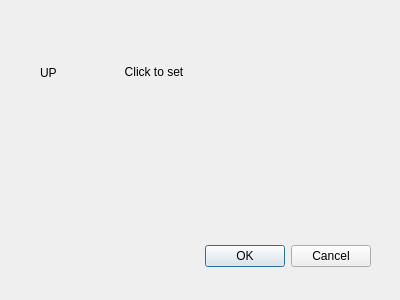
Old version of the form mapbuttondialog.ui in the repository Skarsnik/Button-Mash.
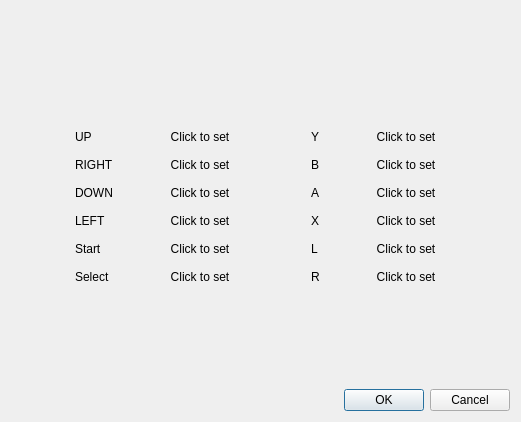
New version of the form. Icons and pictures are not drawn.

The edit to the form file:
```diff
--- a/mapbuttondialog.ui
+++ b/mapbuttondialog.ui
@@ -6,58 +6,595 @@
    <rect>
     <x>0</x>
     <y>0</y>
-    <width>400</width>
-    <height>300</height>
+    <width>521</width>
+    <height>422</height>
    </rect>
   </property>
   <property name="windowTitle">
    <string>Dialog</string>
   </property>
-  <widget class="QDialogButtonBox" name="buttonBox">
-   <property name="geometry">
-    <rect>
-     <x>30</x>
-     <y>240</y>
-     <width>341</width>
-     <height>32</height>
-    </rect>
-   </property>
-   <property name="orientation">
-    <enum>Qt::Horizontal</enum>
-   </property>
-   <property name="standardButtons">
-    <set>QDialogButtonBox::Cancel|QDialogButtonBox::Ok</set>
-   </property>
-  </widget>
-  <widget class="QWidget" name="">
-   <property name="geometry">
-    <rect>
-     <x>40</x>
-     <y>60</y>
-     <width>154</width>
-     <height>25</height>
-    </rect>
-   </property>
-   <layout class="QHBoxLayout" name="horizontalLayout">
-    <item>
-     <widget class="QLabel" name="label">
-      <property name="text">
-       <string>UP</string>
-      </property>
-     </widget>
-    </item>
-    <item>
-     <widget class="QPushButton" name="upButton">
-      <property name="text">
-       <string>Click to set</string>
-      </property>
-      <property name="flat">
-       <bool>true</bool>
-      </property>
-     </widget>
-    </item>
-   </layout>
-  </widget>
+  <layout class="QVBoxLayout" name="verticalLayout_3">
+   <item>
+    <widget class="QLabel" name="label_13">
+     <property name="text">
+      <string/>
+     </property>
+     <property name="pixmap">
+      <pixmap resource="ressources.qrc">:/img/Skins/Default/snes.png</pixmap>
+     </property>
+     <property name="alignment">
+      <set>Qt::AlignCenter</set>
+     </property>
+    </widget>
+   </item>
+   <item>
+    <spacer name="verticalSpacer_2">
+     <property name="orientation">
+      <enum>Qt::Vertical</enum>
+     </property>
+     <property name="sizeHint" stdset="0">
+      <size>
+       <width>20</width>
+       <height>40</height>
+      </size>
+     </property>
+    </spacer>
+   </item>
+   <item>
+    <layout class="QHBoxLayout" name="horizontalLayout_13">
+     <item>
+      <spacer name="horizontalSpacer_14">
+       <property name="orientation">
+        <enum>Qt::Horizontal</enum>
+       </property>
+       <property name="sizeHint" stdset="0">
+        <size>
+         <width>40</width>
+         <height>20</height>
+        </size>
+       </property>
+      </spacer>
+     </item>
+     <item>
+      <layout class="QVBoxLayout" name="verticalLayout_2">
+       <item>
+        <layout class="QHBoxLayout" name="horizontalLayout">
+         <item>
+          <widget class="QLabel" name="label">
+           <property name="text">
+            <string>UP</string>
+           </property>
+          </widget>
+         </item>
+         <item>
+          <spacer name="horizontalSpacer_7">
+           <property name="orientation">
+            <enum>Qt::Horizontal</enum>
+           </property>
+           <property name="sizeHint" stdset="0">
+            <size>
+             <width>40</width>
+             <height>20</height>
+            </size>
+           </property>
+          </spacer>
+         </item>
+         <item>
+          <widget class="QPushButton" name="upButton">
+           <property name="text">
+            <string>Click to set</string>
+           </property>
+           <property name="checkable">
+            <bool>false</bool>
+           </property>
+           <property name="flat">
+            <bool>true</bool>
+           </property>
+           <attribute name="buttonGroup">
+            <string notr="true">mappingButtonGroup</string>
+           </attribute>
+          </widget>
+         </item>
+        </layout>
+       </item>
+       <item>
+        <layout class="QHBoxLayout" name="horizontalLayout_2">
+         <item>
+          <widget class="QLabel" name="label_2">
+           <property name="text">
+            <string>RIGHT</string>
+           </property>
+          </widget>
+         </item>
+         <item>
+          <spacer name="horizontalSpacer_8">
+           <property name="orientation">
+            <enum>Qt::Horizontal</enum>
+           </property>
+           <property name="sizeHint" stdset="0">
+            <size>
+             <width>40</width>
+             <height>20</height>
+            </size>
+           </property>
+          </spacer>
+         </item>
+         <item>
+          <widget class="QPushButton" name="rightButton">
+           <property name="text">
+            <string>Click to set</string>
+           </property>
+           <property name="checkable">
+            <bool>false</bool>
+           </property>
+           <property name="flat">
+            <bool>true</bool>
+           </property>
+           <attribute name="buttonGroup">
+            <string notr="true">mappingButtonGroup</string>
+           </attribute>
+          </widget>
+         </item>
+        </layout>
+       </item>
+       <item>
+        <layout class="QHBoxLayout" name="horizontalLayout_3">
+         <item>
+          <widget class="QLabel" name="label_3">
+           <property name="text">
+            <string>DOWN</string>
+           </property>
+          </widget>
+         </item>
+         <item>
+          <spacer name="horizontalSpacer_9">
+           <property name="orientation">
+            <enum>Qt::Horizontal</enum>
+           </property>
+           <property name="sizeHint" stdset="0">
+            <size>
+             <width>40</width>
+             <height>20</height>
+            </size>
+           </property>
+          </spacer>
+         </item>
+         <item>
+          <widget class="QPushButton" name="downButton">
+           <property name="text">
+            <string>Click to set</string>
+           </property>
+           <property name="checkable">
+            <bool>false</bool>
+           </property>
+           <property name="flat">
+            <bool>true</bool>
+           </property>
+           <attribute name="buttonGroup">
+            <string notr="true">mappingButtonGroup</string>
+           </attribute>
+          </widget>
+         </item>
+        </layout>
+       </item>
+       <item>
+        <layout class="QHBoxLayout" name="horizontalLayout_4">
+         <item>
+          <widget class="QLabel" name="label_4">
+           <property name="text">
+            <string>LEFT</string>
+           </property>
+          </widget>
+         </item>
+         <item>
+          <spacer name="horizontalSpacer_10">
+           <property name="orientation">
+            <enum>Qt::Horizontal</enum>
+           </property>
+           <property name="sizeHint" stdset="0">
+            <size>
+             <width>40</width>
+             <height>20</height>
+            </size>
+           </property>
+          </spacer>
+         </item>
+         <item>
+          <widget class="QPushButton" name="leftButton">
+           <property name="text">
+            <string>Click to set</string>
+           </property>
+           <property name="checkable">
+            <bool>false</bool>
+           </property>
+           <property name="flat">
+            <bool>true</bool>
+           </property>
+           <attribute name="buttonGroup">
+            <string notr="true">mappingButtonGroup</string>
+           </attribute>
+          </widget>
+         </item>
+        </layout>
+       </item>
+       <item>
+        <layout class="QHBoxLayout" name="horizontalLayout_5">
+         <item>
+          <widget class="QLabel" name="label_5">
+           <property name="text">
+            <string>Start</string>
+           </property>
+          </widget>
+         </item>
+         <item>
+          <spacer name="horizontalSpacer_11">
+           <property name="orientation">
+            <enum>Qt::Horizontal</enum>
+           </property>
+           <property name="sizeHint" stdset="0">
+            <size>
+             <width>40</width>
+             <height>20</height>
+            </size>
+           </property>
+          </spacer>
+         </item>
+         <item>
+          <widget class="QPushButton" name="startButton">
+           <property name="text">
+            <string>Click to set</string>
+           </property>
+           <property name="checkable">
+            <bool>false</bool>
+           </property>
+           <property name="flat">
+            <bool>true</bool>
+           </property>
+           <attribute name="buttonGroup">
+            <string notr="true">mappingButtonGroup</string>
+           </attribute>
+          </widget>
+         </item>
+        </layout>
+       </item>
+       <item>
+        <layout class="QHBoxLayout" name="horizontalLayout_6">
+         <item>
+          <widget class="QLabel" name="label_6">
+           <property name="text">
+            <string>Select</string>
+           </property>
+          </widget>
+         </item>
+         <item>
+          <spacer name="horizontalSpacer_12">
+           <property name="orientation">
+            <enum>Qt::Horizontal</enum>
+           </property>
+           <property name="sizeHint" stdset="0">
+            <size>
+             <width>40</width>
+             <height>20</height>
+            </size>
+           </property>
+          </spacer>
+         </item>
+         <item>
+          <widget class="QPushButton" name="selectButton">
+           <property name="text">
+            <string>Click to set</string>
+           </property>
+           <property name="checkable">
+            <bool>false</bool>
+           </property>
+           <property name="flat">
+            <bool>true</bool>
+           </property>
+           <attribute name="buttonGroup">
+            <string notr="true">mappingButtonGroup</string>
+           </attribute>
+          </widget>
+         </item>
+        </layout>
+       </item>
+      </layout>
+     </item>
+     <item>
+      <spacer name="horizontalSpacer_3">
+       <property name="orientation">
+        <enum>Qt::Horizontal</enum>
+       </property>
+       <property name="sizeHint" stdset="0">
+        <size>
+         <width>40</width>
+         <height>20</height>
+        </size>
+       </property>
+      </spacer>
+     </item>
+     <item>
+      <layout class="QVBoxLayout" name="verticalLayout">
+       <item>
+        <layout class="QHBoxLayout" name="horizontalLayout_7">
+         <item>
+          <widget class="QLabel" name="label_7">
+           <property name="text">
+            <string>Y</string>
+           </property>
+          </widget>
+         </item>
+         <item>
+          <spacer name="horizontalSpacer">
+           <property name="orientation">
+            <enum>Qt::Horizontal</enum>
+           </property>
+           <property name="sizeHint" stdset="0">
+            <size>
+             <width>40</width>
+             <height>20</height>
+            </size>
+           </property>
+          </spacer>
+         </item>
+         <item>
+          <widget class="QPushButton" name="yButton">
+           <property name="text">
+            <string>Click to set</string>
+           </property>
+           <property name="checkable">
+            <bool>false</bool>
+           </property>
+           <property name="flat">
+            <bool>true</bool>
+           </property>
+           <attribute name="buttonGroup">
+            <string notr="true">mappingButtonGroup</string>
+           </attribute>
+          </widget>
+         </item>
+        </layout>
+       </item>
+       <item>
+        <layout class="QHBoxLayout" name="horizontalLayout_8">
+         <item>
+          <widget class="QLabel" name="label_8">
+           <property name="text">
+            <string>B</string>
+           </property>
+          </widget>
+         </item>
+         <item>
+          <spacer name="horizontalSpacer_2">
+           <property name="orientation">
+            <enum>Qt::Horizontal</enum>
+           </property>
+           <property name="sizeHint" stdset="0">
+            <size>
+             <width>40</width>
+             <height>20</height>
+            </size>
+           </property>
+          </spacer>
+         </item>
+         <item>
+          <widget class="QPushButton" name="bButton">
+           <property name="text">
+            <string>Click to set</string>
+           </property>
+           <property name="checkable">
+            <bool>false</bool>
+           </property>
+           <property name="flat">
+            <bool>true</bool>
+           </property>
+           <attribute name="buttonGroup">
+            <string notr="true">mappingButtonGroup</string>
+           </attribute>
+          </widget>
+         </item>
+        </layout>
+       </item>
+       <item>
+        <layout class="QHBoxLayout" name="horizontalLayout_9">
+         <item>
+          <widget class="QLabel" name="label_9">
+           <property name="text">
+            <string>A</string>
+           </property>
+          </widget>
+         </item>
+         <item>
+          <spacer name="horizontalSpacer_13">
+           <property name="orientation">
+            <enum>Qt::Horizontal</enum>
+           </property>
+           <property name="sizeHint" stdset="0">
+            <size>
+             <width>40</width>
+             <height>20</height>
+            </size>
+           </property>
+          </spacer>
+         </item>
+         <item>
+          <widget class="QPushButton" name="aButton">
+           <property name="text">
+            <string>Click to set</string>
+           </property>
+           <property name="checkable">
+            <bool>false</bool>
+           </property>
+           <property name="flat">
+            <bool>true</bool>
+           </property>
+           <attribute name="buttonGroup">
+            <string notr="true">mappingButtonGroup</string>
+           </attribute>
+          </widget>
+         </item>
+        </layout>
+       </item>
+       <item>
+        <layout class="QHBoxLayout" name="horizontalLayout_10">
+         <item>
+          <widget class="QLabel" name="label_10">
+           <property name="text">
+            <string>X</string>
+           </property>
+          </widget>
+         </item>
+         <item>
+          <spacer name="horizontalSpacer_4">
+           <property name="orientation">
+            <enum>Qt::Horizontal</enum>
+           </property>
+           <property name="sizeHint" stdset="0">
+            <size>
+             <width>40</width>
+             <height>20</height>
+            </size>
+           </property>
+          </spacer>
+         </item>
+         <item>
+          <widget class="QPushButton" name="xButton">
+           <property name="text">
+            <string>Click to set</string>
+           </property>
+           <property name="checkable">
+            <bool>false</bool>
+           </property>
+           <property name="flat">
+            <bool>true</bool>
+           </property>
+           <attribute name="buttonGroup">
+            <string notr="true">mappingButtonGroup</string>
+           </attribute>
+          </widget>
+         </item>
+        </layout>
+       </item>
+       <item>
+        <layout class="QHBoxLayout" name="horizontalLayout_11">
+         <item>
+          <widget class="QLabel" name="label_11">
+           <property name="text">
+            <string>L</string>
+           </property>
+          </widget>
+         </item>
+         <item>
+          <spacer name="horizontalSpacer_5">
+           <property name="orientation">
+            <enum>Qt::Horizontal</enum>
+           </property>
+           <property name="sizeHint" stdset="0">
+            <size>
+             <width>40</width>
+             <height>20</height>
+            </size>
+           </property>
+          </spacer>
+         </item>
+         <item>
+          <widget class="QPushButton" name="lButton">
+           <property name="text">
+            <string>Click to set</string>
+           </property>
+           <property name="checkable">
+            <bool>false</bool>
+           </property>
+           <property name="flat">
+            <bool>true</bool>
+           </property>
+           <attribute name="buttonGroup">
+            <string notr="true">mappingButtonGroup</string>
+           </attribute>
+          </widget>
+         </item>
+        </layout>
+       </item>
+       <item>
+        <layout class="QHBoxLayout" name="horizontalLayout_12">
+         <item>
+          <widget class="QLabel" name="label_12">
+           <property name="text">
+            <string>R</string>
+           </property>
+          </widget>
+         </item>
+         <item>
+          <spacer name="horizontalSpacer_6">
+           <property name="orientation">
+            <enum>Qt::Horizontal</enum>
+           </property>
+           <property name="sizeHint" stdset="0">
+            <size>
+             <width>40</width>
+             <height>20</height>
+            </size>
+           </property>
+          </spacer>
+         </item>
+         <item>
+          <widget class="QPushButton" name="rButton">
+           <property name="text">
+            <string>Click to set</string>
+           </property>
+           <property name="checkable">
+            <bool>false</bool>
+           </property>
+           <property name="flat">
+            <bool>true</bool>
+           </property>
+           <attribute name="buttonGroup">
+            <string notr="true">mappingButtonGroup</string>
+           </attribute>
+          </widget>
+         </item>
+        </layout>
+       </item>
+      </layout>
+     </item>
+     <item>
+      <spacer name="horizontalSpacer_15">
+       <property name="orientation">
+        <enum>Qt::Horizontal</enum>
+       </property>
+       <property name="sizeHint" stdset="0">
+        <size>
+         <width>40</width>
+         <height>20</height>
+        </size>
+       </property>
+      </spacer>
+     </item>
+    </layout>
+   </item>
+   <item>
+    <spacer name="verticalSpacer">
+     <property name="orientation">
+      <enum>Qt::Vertical</enum>
+     </property>
+     <property name="sizeHint" stdset="0">
+      <size>
+       <width>20</width>
+       <height>40</height>
+      </size>
+     </property>
+    </spacer>
+   </item>
+   <item>
+    <widget class="QDialogButtonBox" name="buttonBox">
+     <property name="orientation">
+      <enum>Qt::Horizontal</enum>
+     </property>
+     <property name="standardButtons">
+      <set>QDialogButtonBox::Cancel|QDialogButtonBox::Ok</set>
+     </property>
+    </widget>
+   </item>
+  </layout>
  </widget>
  <resources/>
  <connections>
```
Left out of the diff: 11 changed lines with no effect on the pictures.
